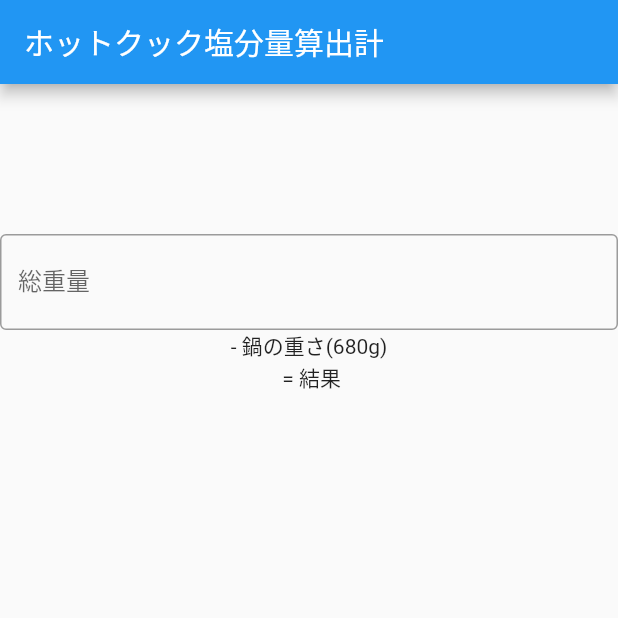
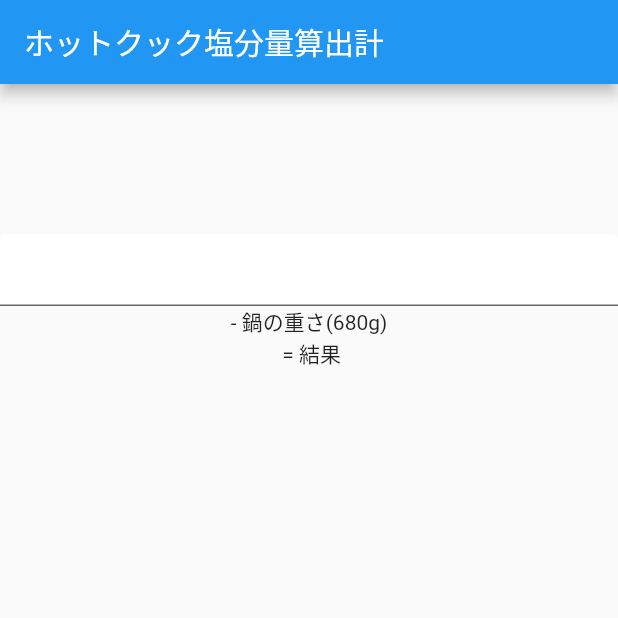
Before and after one commit to ntsts03/hotcookCalculator, a Flutter app: the screen it shows after launch, on a phone screen of 412 x 824 dp, the top half of it. Run offline on Flutter 3.47's test engine with Material 2 defaults, Android fonts, the phone set to English and light mode, and no system bars.

Commit message:
TextFormFieldの追加

```diff
--- a/lib/main.dart
+++ b/lib/main.dart
@@ -34,15 +34,17 @@
           children: [
             SizedBox(
               height: 100,
-              width: 100,
+              // width: 100,
             ),
-            TextField(
-              decoration: InputDecoration(
-                border: OutlineInputBorder(),
-                labelText: "総重量",
-                hintText: "入力してください",
-              ),
-            ),
+            TextFormField(
+          decoration: InputDecoration(
+            fillColor: Colors.white,
+            filled: true,
+          ),
+          onFieldSubmitted: (text) {
+            print(text);
+          },
+        ),
             Text('- 鍋の重さ(680g)'),
             Text(' = 結果'),
           ],
```
